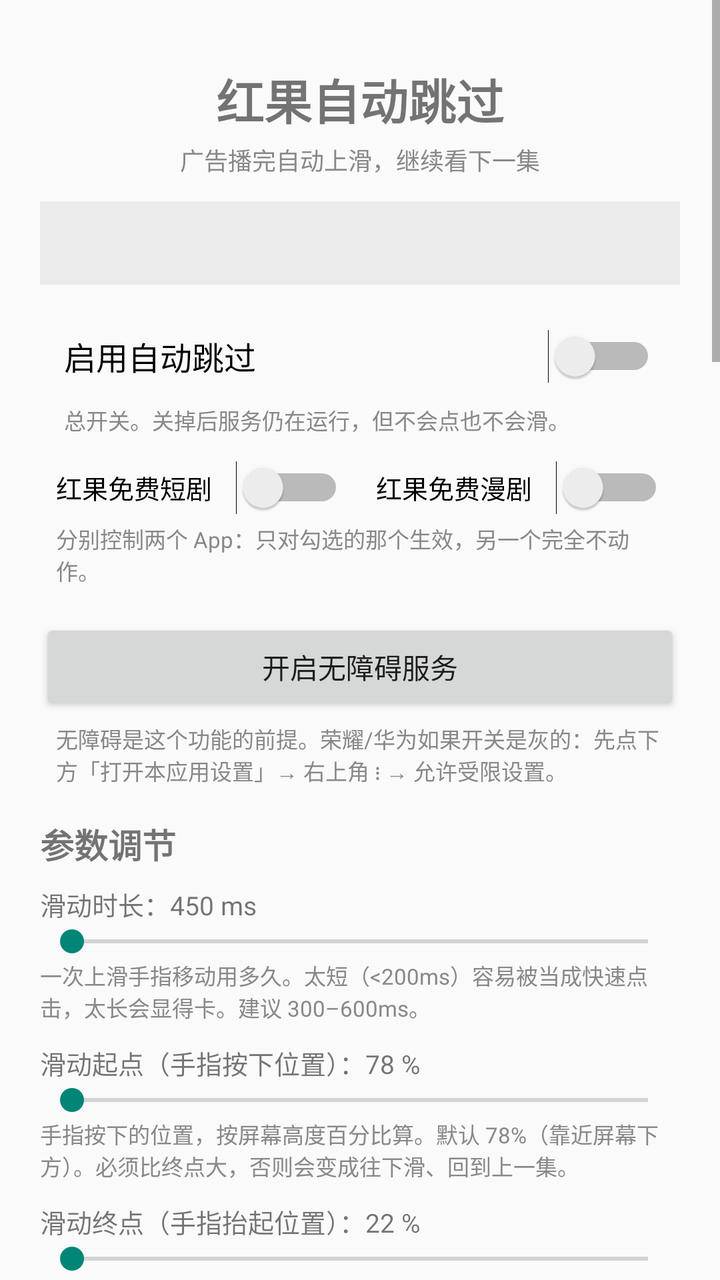
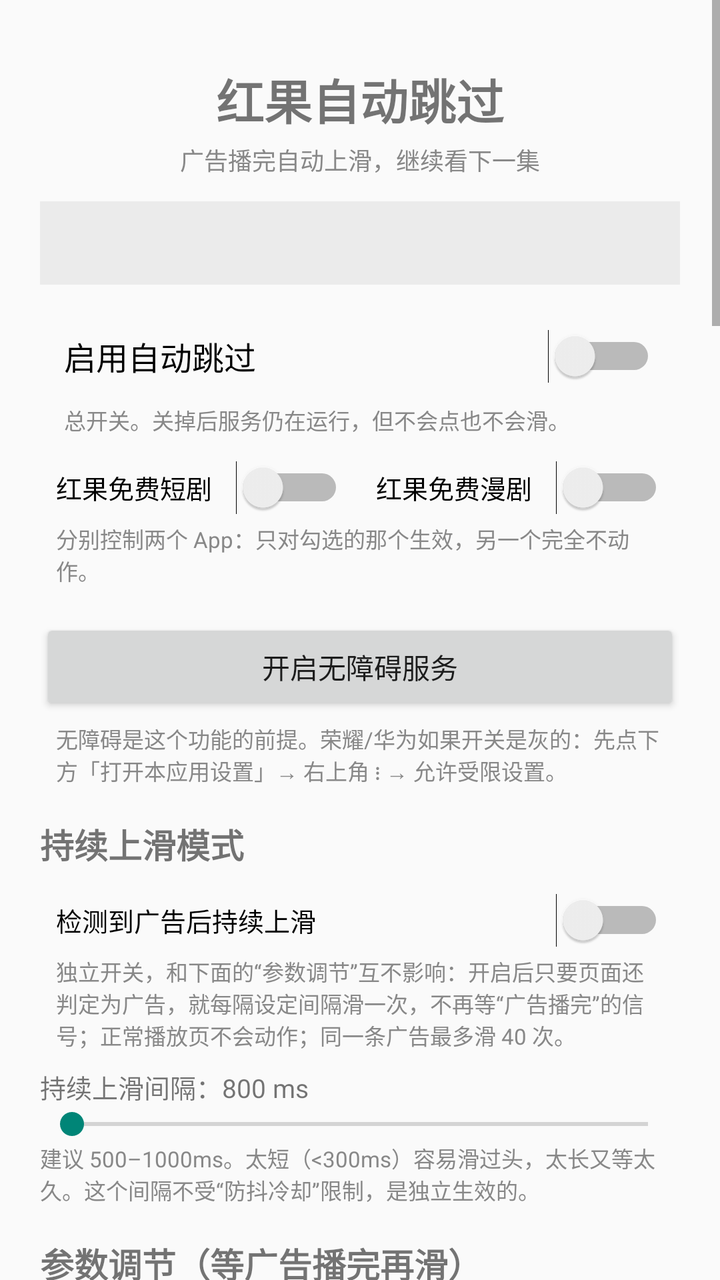

Screens rendered from an Android XML layout before and after an edit, with the pre-edit source and the edit as a unified diff.
<!-- AndroidManifest.xml: application theme AppTheme -->
<!-- res/layout/activity_main.xml -->
<?xml version="1.0" encoding="utf-8"?>
<ScrollView xmlns:android="http://schemas.android.com/apk/res/android"
    android:layout_width="match_parent"
    android:layout_height="match_parent"
    android:fillViewport="true">

    <LinearLayout
        android:layout_width="match_parent"
        android:layout_height="wrap_content"
        android:orientation="vertical"
        android:padding="20dp">

        <TextView
            android:layout_width="wrap_content"
            android:layout_height="wrap_content"
            android:layout_gravity="center_horizontal"
            android:paddingTop="12dp"
            android:paddingBottom="4dp"
            android:text="红果自动跳过"
            android:textSize="24sp"
            android:textStyle="bold" />

        <TextView
            android:layout_width="wrap_content"
            android:layout_height="wrap_content"
            android:layout_gravity="center_horizontal"
            android:paddingBottom="12dp"
            android:text="广告播完自动上滑，继续看下一集"
            android:textColor="#888888"
            android:textSize="12sp" />

        <TextView
            android:id="@+id/status_text"
            android:layout_width="match_parent"
            android:layout_height="wrap_content"
            android:layout_marginBottom="12dp"
            android:background="#22888888"
            android:lineSpacingExtra="4dp"
            android:padding="12dp"
            android:textSize="13sp" />

        <Switch
            android:id="@+id/enable_switch"
            android:layout_width="match_parent"
            android:layout_height="wrap_content"
            android:padding="12dp"
            android:text="启用自动跳过"
            android:textSize="16sp" />

        <TextView
            android:layout_width="match_parent"
            android:layout_height="wrap_content"
            android:layout_marginBottom="8dp"
            android:paddingStart="12dp"
            android:paddingEnd="12dp"
            android:text="总开关。关掉后服务仍在运行，但不会点也不会滑。"
            android:textColor="#888888"
            android:textSize="11sp" />

        <LinearLayout
            android:layout_width="match_parent"
            android:layout_height="wrap_content"
            android:orientation="horizontal">

            <Switch
                android:id="@+id/app_short_switch"
                android:layout_width="0dp"
                android:layout_height="wrap_content"
                android:layout_weight="1"
                android:padding="8dp"
                android:text="红果免费短剧"
                android:textSize="13sp" />

            <Switch
                android:id="@+id/app_comic_switch"
                android:layout_width="0dp"
                android:layout_height="wrap_content"
                android:layout_weight="1"
                android:padding="8dp"
                android:text="红果免费漫剧"
                android:textSize="13sp" />
        </LinearLayout>

        <TextView
            android:layout_width="match_parent"
            android:layout_height="wrap_content"
            android:layout_marginBottom="8dp"
            android:paddingStart="8dp"
            android:paddingEnd="8dp"
            android:text="分别控制两个 App：只对勾选的那个生效，另一个完全不动作。"
            android:textColor="#888888"
            android:textSize="11sp" />

        <Button
            android:id="@+id/open_accessibility_btn"
            android:layout_width="match_parent"
            android:layout_height="wrap_content"
            android:layout_marginTop="8dp"
            android:layout_marginBottom="4dp"
            android:text="开启无障碍服务"
            android:textSize="14sp" />

        <TextView
            android:layout_width="match_parent"
            android:layout_height="wrap_content"
            android:layout_marginBottom="16dp"
            android:paddingStart="8dp"
            android:paddingEnd="8dp"
            android:text="无障碍是这个功能的前提。荣耀/华为如果开关是灰的：先点下方「打开本应用设置」→ 右上角 ⋮ → 允许受限设置。"
            android:textColor="#888888"
            android:textSize="11sp" />

        <TextView
            android:layout_width="wrap_content"
            android:layout_height="wrap_content"
            android:paddingBottom="8dp"
            android:text="参数调节"
            android:textSize="17sp"
            android:textStyle="bold" />

        <TextView
            android:id="@+id/label_swipe_duration"
            android:layout_width="match_parent"
            android:layout_height="wrap_content"
            android:text="滑动时长：450 ms"
            android:textSize="13sp" />

        <SeekBar
            android:id="@+id/seek_swipe_duration"
            android:layout_width="match_parent"
            android:layout_height="wrap_content" />

        <TextView
            android:layout_width="match_parent"
            android:layout_height="wrap_content"
            android:layout_marginBottom="10dp"
            android:text="一次上滑手指移动用多久。太短（&lt;200ms）容易被当成快速点击，太长会显得卡。建议 300–600ms。"
            android:textColor="#888888"
            android:textSize="11sp" />

        <TextView
            android:id="@+id/label_swipe_from"
            android:layout_width="match_parent"
            android:layout_height="wrap_content"
            android:text="滑动起点（手指按下位置）：78 %"
            android:textSize="13sp" />

        <SeekBar
            android:id="@+id/seek_swipe_from"
            android:layout_width="match_parent"
            android:layout_height="wrap_content" />

        <TextView
            android:layout_width="match_parent"
            android:layout_height="wrap_content"
            android:layout_marginBottom="10dp"
            android:text="手指按下的位置，按屏幕高度百分比算。默认 78%（靠近屏幕下方）。必须比终点大，否则会变成往下滑、回到上一集。"
            android:textColor="#888888"
            android:textSize="11sp" />

        <TextView
            android:id="@+id/label_swipe_to"
            android:layout_width="match_parent"
            android:layout_height="wrap_content"
            android:text="滑动终点（手指抬起位置）：22 %"
            android:textSize="13sp" />

        <SeekBar
            android:id="@+id/seek_swipe_to"
            android:layout_width="match_parent"
            android:layout_height="wrap_content" />

        <TextView
            android:layout_width="match_parent"
            android:layout_height="wrap_content"
            android:layout_marginBottom="10dp"
            android:text="手指抬起的位置，默认 22%（靠近屏幕上方）。与起点的差值建议 ≥40%，太小可能滑不动；系统会自动保证两者至少差 15%。"
            android:textColor="#888888"
            android:textSize="11sp" />

        <TextView
            android:id="@+id/label_check_interval"
            android:layout_width="match_parent"
            android:layout_height="wrap_content"
            android:text="检测间隔：700 ms"
            android:textSize="13sp" />

        <SeekBar
            android:id="@+id/seek_check_interval"
            android:layout_width="match_parent"
            android:layout_height="wrap_content" />

        <TextView
            android:layout_width="match_parent"
            android:layout_height="wrap_content"
            android:layout_marginBottom="10dp"
            android:text="多久扫描一次广告页。越小反应越快、越费电。建议 500–1000ms，200ms 会明显耗电。"
            android:textColor="#888888"
            android:textSize="11sp" />

        <TextView
            android:id="@+id/label_cooldown"
            android:layout_width="match_parent"
            android:layout_height="wrap_content"
            android:text="防抖冷却：2500 ms"
            android:textSize="13sp" />

        <SeekBar
            android:id="@+id/seek_cooldown"
            android:layout_width="match_parent"
            android:layout_height="wrap_content" />

        <TextView
            android:layout_width="match_parent"
            android:layout_height="wrap_content"
            android:layout_marginBottom="10dp"
            android:text="两次操作之间至少隔多久，防止同一条广告被连点/连滑。建议 2000–3000ms。"
            android:textColor="#888888"
            android:textSize="11sp" />

        <TextView
            android:id="@+id/label_persist"
            android:layout_width="match_parent"
            android:layout_height="wrap_content"
            android:text="广告结束判定：1200 ms"
            android:textSize="13sp" />

        <SeekBar
            android:id="@+id/seek_persist"
            android:layout_width="match_parent"
            android:layout_height="wrap_content" />

        <TextView
            android:layout_width="match_parent"
            android:layout_height="wrap_content"
            android:layout_marginBottom="12dp"
            android:text="广告角标（或“上滑继续看短剧”）持续这么久没变化、倒计时也停了，就认为广告播完并上滑。倒计时还在走时不会触发；结束卡片另有一道 2.5 秒的稳定确认，防止广告浮层被裁掉时误判。建议 1000–1500ms。"
            android:textColor="#888888"
            android:textSize="11sp" />

        <Button
            android:id="@+id/reset_btn"
            android:layout_width="match_parent"
            android:layout_height="wrap_content"
            android:layout_marginBottom="16dp"
            android:backgroundTint="#888888"
            android:text="恢复默认参数"
            android:textSize="13sp" />

        <TextView
            android:layout_width="wrap_content"
            android:layout_height="wrap_content"
            android:paddingBottom="8dp"
            android:text="诊断"
            android:textSize="17sp"
            android:textStyle="bold" />

        <Button
            android:id="@+id/dump_btn"
            android:layout_width="match_parent"
            android:layout_height="wrap_content"
            android:layout_marginBottom="4dp"
            android:text="抓取当前页面节点（广告页面时点这里）"
            android:textSize="13sp" />

        <TextView
            android:layout_width="match_parent"
            android:layout_height="wrap_content"
            android:layout_marginBottom="10dp"
            android:paddingStart="8dp"
            android:paddingEnd="8dp"
            android:text="点完立刻切回红果的广告页，5 秒后自动抓取；状态区会显示“等待中/已完成”，完成后弹提示并告知窗口数与节点数。"
            android:textColor="#888888"
            android:textSize="11sp" />

        <Button
            android:id="@+id/app_settings_btn"
            android:layout_width="match_parent"
            android:layout_height="wrap_content"
            android:layout_marginBottom="4dp"
            android:text="打开本应用设置（荣耀/华为：这里允许受限设置）"
            android:textSize="13sp" />

        <TextView
            android:layout_width="match_parent"
            android:layout_height="wrap_content"
            android:layout_marginBottom="10dp"
            android:paddingStart="8dp"
            android:paddingEnd="8dp"
            android:text="无障碍开关打不开、或开启后自己关闭，多半是“受限设置”没允许；顺便在这里看权限。"
            android:textColor="#888888"
            android:textSize="11sp" />

        <Button
            android:id="@+id/battery_btn"
            android:layout_width="match_parent"
            android:layout_height="wrap_content"
            android:layout_marginBottom="4dp"
            android:text="电池优化设为不限制"
            android:textSize="13sp" />

        <TextView
            android:layout_width="match_parent"
            android:layout_height="wrap_content"
            android:layout_marginBottom="10dp"
            android:paddingStart="8dp"
            android:paddingEnd="8dp"
            android:text="系统省电会杀掉无障碍服务，表现为“用一会儿就不跳了”。设为“不限制/允许后台活动”最稳。"
            android:textColor="#888888"
            android:textSize="11sp" />

        <Switch
            android:id="@+id/escape_switch"
            android:layout_width="match_parent"
            android:layout_height="wrap_content"
            android:padding="8dp"
            android:text="广告卡住时自动切后台再回来"
            android:textSize="13sp" />

        <TextView
            android:layout_width="match_parent"
            android:layout_height="wrap_content"
            android:layout_marginBottom="10dp"
            android:paddingStart="8dp"
            android:paddingEnd="8dp"
            android:text="广告持续 15 秒还没结束、又找不到跳过按钮时，自动回桌面再打开红果——红果回到前台时会把广告丢掉。"
            android:textColor="#888888"
            android:textSize="11sp" />

        <Switch
            android:id="@+id/debug_switch"
            android:layout_width="match_parent"
            android:layout_height="wrap_content"
            android:padding="8dp"
            android:text="保存详细日志"
            android:textSize="13sp" />

        <TextView
            android:layout_width="match_parent"
            android:layout_height="wrap_content"
            android:layout_marginBottom="10dp"
            android:paddingStart="8dp"
            android:paddingEnd="8dp"
            android:text="把每次检测到的广告特征都写进日志，排错时打开；平时可以关掉，日志更干净。"
            android:textColor="#888888"
            android:textSize="11sp" />

        <ScrollView
            android:id="@+id/log_scroll"
            android:layout_width="match_parent"
            android:layout_height="200dp"
            android:layout_marginBottom="4dp"
            android:background="#22000000"
            android:fillViewport="true"
            android:isScrollContainer="true"
            android:padding="8dp"
            android:scrollbars="vertical">

            <TextView
                android:id="@+id/log_text"
                android:layout_width="match_parent"
                android:layout_height="wrap_content"
                android:fontFamily="monospace"
                android:text="暂无日志"
                android:textColor="#00dd00"
                android:textIsSelectable="true"
                android:textSize="11sp" />
        </ScrollView>

        <TextView
            android:layout_width="match_parent"
            android:layout_height="wrap_content"
            android:layout_marginBottom="8dp"
            android:paddingStart="8dp"
            android:paddingEnd="8dp"
            android:text="日志可以在这里直接上下滑动；手指按住时不会自动刷新，松手 8 秒后恢复。"
            android:textColor="#888888"
            android:textSize="11sp" />

        <LinearLayout
            android:layout_width="match_parent"
            android:layout_height="wrap_content"
            android:layout_marginBottom="8dp"
            android:orientation="horizontal">

            <Button
                android:id="@+id/refresh_log_btn"
                android:layout_width="0dp"
                android:layout_height="wrap_content"
                android:layout_weight="1"
                android:text="刷新"
                android:textSize="12sp" />

            <Button
                android:id="@+id/clear_log_btn"
                android:layout_width="0dp"
                android:layout_height="wrap_content"
                android:layout_weight="1"
                android:backgroundTint="#aa3333"
                android:text="清除"
                android:textSize="12sp" />

            <Button
                android:id="@+id/export_log_btn"
                android:layout_width="0dp"
                android:layout_height="wrap_content"
                android:layout_weight="1"
                android:backgroundTint="#3366aa"
                android:text="导出"
                android:textSize="12sp" />
        </LinearLayout>

        <LinearLayout
            android:layout_width="match_parent"
            android:layout_height="wrap_content"
            android:layout_marginBottom="16dp"
            android:orientation="horizontal">

            <Button
                android:id="@+id/full_log_btn"
                android:layout_width="0dp"
                android:layout_height="wrap_content"
                android:layout_weight="1"
                android:text="全屏查看日志"
                android:textSize="12sp" />

            <Button
                android:id="@+id/open_log_dir_btn"
                android:layout_width="0dp"
                android:layout_height="wrap_content"
                android:layout_weight="1"
                android:backgroundTint="#555588"
                android:text="打开日志存储位置"
                android:textSize="12sp" />
        </LinearLayout>

        <TextView
            android:layout_width="wrap_content"
            android:layout_height="wrap_content"
            android:paddingBottom="8dp"
            android:text="自定义广告关键词"
            android:textSize="17sp"
            android:textStyle="bold" />

        <LinearLayout
            android:layout_width="match_parent"
            android:layout_height="wrap_content"
            android:layout_marginBottom="8dp"
            android:orientation="horizontal">

            <EditText
                android:id="@+id/keyword_input"
                android:layout_width="0dp"
                android:layout_height="wrap_content"
                android:layout_weight="1"
                android:hint="输入广告关键词"
                android:padding="8dp"
                android:singleLine="true"
                android:textSize="13sp" />

            <Button
                android:id="@+id/add_keyword_btn"
                android:layout_width="wrap_content"
                android:layout_height="wrap_content"
                android:backgroundTint="#338833"
                android:text="添加"
                android:textSize="13sp" />
        </LinearLayout>

        <TextView
            android:id="@+id/keyword_list_text"
            android:layout_width="match_parent"
            android:layout_height="wrap_content"
            android:layout_marginBottom="8dp"
            android:background="#22000000"
            android:padding="8dp"
            android:text="暂无自定义关键词"
            android:textSize="12sp" />

        <TextView
            android:id="@+id/keyword_hint"
            android:layout_width="match_parent"
            android:layout_height="wrap_content"
            android:layout_marginBottom="16dp"
            android:background="#11ffffff"
            android:lineSpacingExtra="3dp"
            android:padding="10dp"
            android:text="保存后如何生效说明"
            android:textColor="#aaaaaa"
            android:textSize="11sp" />

        <TextView
            android:id="@+id/tips_text"
            android:layout_width="match_parent"
            android:layout_height="wrap_content"
            android:lineSpacingExtra="4dp"
            android:text="其它说明\n• 红果免费短剧、红果免费漫剧都支持，可分别开关\n• 广告播完的判断：倒计时停住/消失，或出现“上滑继续看短剧”\n• 荣耀 MagicOS / 华为鸿蒙：①允许受限设置；②允许自启动、后台活动；③电池优化设为不限制\n• 若开启后没反应：点「抓取当前页面节点」抓一份节点，再点「打开日志存储位置」把 txt 发出来\n• 竖屏、横屏、分屏、平板/手机各种尺寸都适用，坐标按当前窗口与屏幕自动换算"
            android:textColor="#888888"
            android:textSize="12sp" />

    </LinearLayout>
</ScrollView>
<!-- resources referenced by this layout -->
<resources>
  <style name="AppTheme" parent="@android:style/Theme.Material.Light.NoActionBar">
          <item name="android:colorPrimary">@android:color/holo_red_light</item>
          <item name="android:statusBarColor">@android:color/holo_red_dark</item>
      </style>
</resources>

<!-- the commit's change to res/layout/activity_main.xml (unified diff, before → after) -->
@@ -114,9 +114,65 @@
             android:layout_width="wrap_content"
             android:layout_height="wrap_content"
             android:paddingBottom="8dp"
-            android:text="参数调节"
+            android:text="持续上滑模式"
             android:textSize="17sp"
             android:textStyle="bold" />
+
+        <Switch
+            android:id="@+id/continuous_switch"
+            android:layout_width="match_parent"
+            android:layout_height="wrap_content"
+            android:padding="8dp"
+            android:text="检测到广告后持续上滑"
+            android:textSize="13sp" />
+
+        <TextView
+            android:layout_width="match_parent"
+            android:layout_height="wrap_content"
+            android:layout_marginBottom="8dp"
+            android:paddingStart="8dp"
+            android:paddingEnd="8dp"
+            android:text="独立开关，和下面的“参数调节”互不影响：开启后只要页面还判定为广告，就每隔设定间隔滑一次，不再等“广告播完”的信号；正常播放页不会动作；同一条广告最多滑 40 次。"
+            android:textColor="#888888"
+            android:textSize="11sp" />
+
+        <TextView
+            android:id="@+id/label_continuous"
+            android:layout_width="match_parent"
+            android:layout_height="wrap_content"
+            android:text="持续上滑间隔：800 ms"
+            android:textSize="13sp" />
+
+        <SeekBar
+            android:id="@+id/seek_continuous"
+            android:layout_width="match_parent"
+            android:layout_height="wrap_content" />
+
+        <TextView
+            android:layout_width="match_parent"
+            android:layout_height="wrap_content"
+            android:layout_marginBottom="16dp"
+            android:text="建议 500–1000ms。太短（&lt;300ms）容易滑过头，太长又等太久。这个间隔不受“防抖冷却”限制，是独立生效的。"
+            android:textColor="#888888"
+            android:textSize="11sp" />
+
+        <TextView
+            android:layout_width="wrap_content"
+            android:layout_height="wrap_content"
+            android:paddingBottom="8dp"
+            android:text="参数调节（等广告播完再滑）"
+            android:textSize="17sp"
+            android:textStyle="bold" />
+
+        <TextView
+            android:layout_width="match_parent"
+            android:layout_height="wrap_content"
+            android:layout_marginBottom="8dp"
+            android:paddingStart="8dp"
+            android:paddingEnd="8dp"
+            android:text="这一组只在“持续上滑”关闭时起作用：靠倒计时、广告角标、上滑提示判断广告是否播完。"
+            android:textColor="#888888"
+            android:textSize="11sp" />
 
         <TextView
             android:id="@+id/label_swipe_duration"
